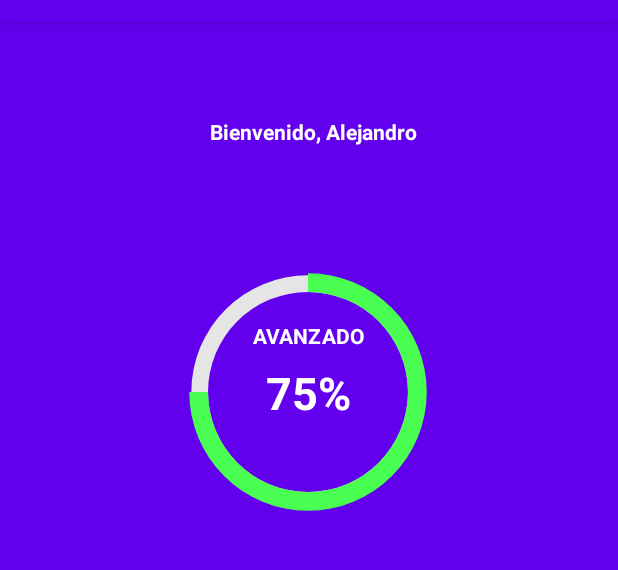
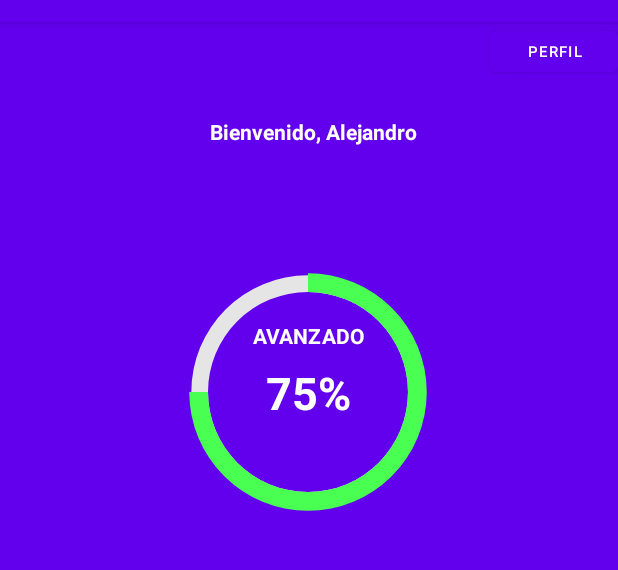
Before and after one commit to Jess-CR/OkayApp, an Android app: the Progress screen opened directly, with no data from a screen before it, on a phone screen of 412 x 824 dp, the part 62-632 px from its top. Run offline under Robolectric (Android 15) with nearby library versions, the phone set to English and light mode, and no system bars; Roboto replaces fonts that are not available here.

Commit message:
Intent profile
Se liga el botón Perfil de la pantalla Progreso a la pantalla perfil en la que se pide autorización de utilizar la cámara

```diff
--- a/app/src/main/java/org/bedu/okayapp/Progreso/Progress.kt
+++ b/app/src/main/java/org/bedu/okayapp/Progreso/Progress.kt
@@ -5,19 +5,27 @@ import org.bedu.okayapp.Trivia.BaseQuestion
 import android.content.Intent
 import androidx.appcompat.app.AppCompatActivity
 import android.os.Bundle
+import android.widget.Button
+import org.bedu.okayapp.Inicio.LogIn
+import org.bedu.okayapp.Inicio.Profile
+import org.bedu.okayapp.R
 import org.bedu.okayapp.databinding.ActivityProgressBinding
 
 class Progress : AppCompatActivity() {
+
     private lateinit var binding: ActivityProgressBinding
+
     override fun onCreate(savedInstanceState: Bundle?) {
         super.onCreate(savedInstanceState)
+
+
         binding = ActivityProgressBinding.inflate(layoutInflater)
         setContentView(binding.root)
 
         val progressBar = ProgressBarAnimation(
             binding.progressPogressBar,
             binding.progressPogressStatus,
-            binding.progressTextPercentage
+            binding.progressTextPercentage,
         )
 
         progressBar.setProgress(75)
@@ -29,6 +37,14 @@ class Progress : AppCompatActivity() {
         }
         //hasta aqui
 
+        activity_profile()
+    }
 
+    //Jessica --> con esto se liga a la pantalla de profile
+    fun activity_profile(){
+        binding.progressBtnProfile.setOnClickListener {
+            val ventanaProfile: Intent = Intent(this, Profile::class.java)
+            startActivity(ventanaProfile)
+            }
     }
 }
--- a/app/src/main/res/layout/activity_progress.xml
+++ b/app/src/main/res/layout/activity_progress.xml
@@ -170,5 +170,16 @@
         app:layout_constraintTop_toBottomOf="@+id/linearLayout"
         app:layout_constraintVertical_bias="0.331" />
 
+    <Button
+        android:id="@+id/progressBtnProfile"
+        android:layout_width="85dp"
+        android:layout_height="39dp"
+        android:text="Perfil"
+        android:textSize="10sp"
+        app:layout_constraintEnd_toEndOf="parent"
+        app:layout_constraintHorizontal_bias="1.0"
+        app:layout_constraintStart_toStartOf="parent"
+        app:layout_constraintTop_toTopOf="parent" />
+
 
 </androidx.constraintlayout.widget.ConstraintLayout>
```
